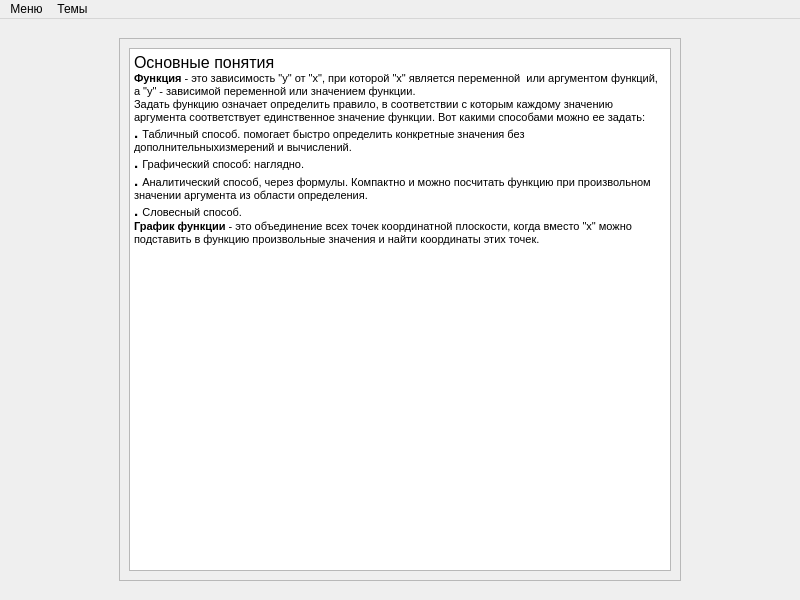
Old version of the form Data/Ui_files/Theory.ui in the repository Dianats34559/Double-E.
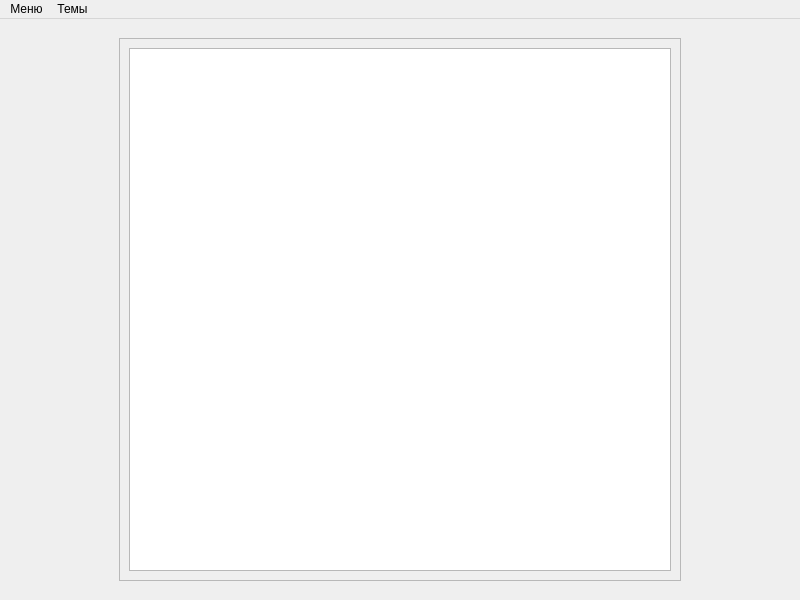
New version of the form.

Commit message: theory and practice dropers

The edit to the form file:
```diff
--- a/Data/Ui_files/Theory.ui
+++ b/Data/Ui_files/Theory.ui
@@ -66,19 +66,6 @@
           <item>
            <widget class="QTextBrowser" name="textBrowser">
             <property name="html">
-             <string>&lt;!DOCTYPE HTML PUBLIC &quot;-//W3C//DTD HTML 4.0//EN&quot; &quot;http://www.w3.org/TR/REC-html40/strict.dtd&quot;&gt;
-&lt;html&gt;&lt;head&gt;&lt;meta name=&quot;qrichtext&quot; content=&quot;1&quot; /&gt;&lt;style type=&quot;text/css&quot;&gt;
-p, li { white-space: pre-wrap; }
-&lt;/style&gt;&lt;/head&gt;&lt;body style=&quot; font-family:'MS Shell Dlg 2'; font-size:7.8pt; font-weight:400; font-style:normal;&quot;&gt;
-&lt;p style=&quot; margin-top:0px; margin-bottom:0px; margin-left:0px; margin-right:0px; -qt-block-indent:0; text-indent:0px;&quot;&gt;&lt;span style=&quot; font-size:12pt;&quot;&gt;Основные понятия&lt;/span&gt;&lt;/p&gt;
-&lt;p style=&quot; margin-top:0px; margin-bottom:0px; margin-left:0px; margin-right:0px; -qt-block-indent:0; text-indent:0px;&quot;&gt;&lt;span style=&quot; font-size:8pt; font-weight:600;&quot;&gt;Функция&lt;/span&gt;&lt;span style=&quot; font-size:8pt;&quot;&gt; - это зависимость &amp;quot;у&amp;quot; от &amp;quot;х&amp;quot;, при которой &amp;quot;х&amp;quot; является переменной  или аргументом функций, а &amp;quot;у&amp;quot; - зависимой переменной или значением функции.&lt;/span&gt;&lt;/p&gt;
-&lt;p style=&quot; margin-top:0px; margin-bottom:0px; margin-left:0px; margin-right:0px; -qt-block-indent:0; text-indent:0px;&quot;&gt;&lt;span style=&quot; font-size:8pt;&quot;&gt;Задать функцию означает определить правило, в соответствии с которым каждому значению аргумента соответствует единственное значение функции. Вот какими способами можно ее задать:&lt;/span&gt;&lt;/p&gt;
-&lt;p style=&quot; margin-top:0px; margin-bottom:0px; margin-left:0px; margin-right:0px; -qt-block-indent:0; text-indent:0px;&quot;&gt;&lt;span style=&quot; font-size:11pt; font-weight:600;&quot;&gt;. &lt;/span&gt;&lt;span style=&quot; font-size:8pt;&quot;&gt;Табличный способ. помогает быстро определить конкретные значения без дополнительныхизмерений и вычислений.&lt;/span&gt;&lt;/p&gt;
-&lt;p style=&quot; margin-top:0px; margin-bottom:0px; margin-left:0px; margin-right:0px; -qt-block-indent:0; text-indent:0px;&quot;&gt;&lt;span style=&quot; font-size:11pt; font-weight:600;&quot;&gt;. &lt;/span&gt;&lt;span style=&quot; font-size:8pt;&quot;&gt;Графический способ: наглядно.&lt;/span&gt;&lt;/p&gt;
-&lt;p style=&quot; margin-top:0px; margin-bottom:0px; margin-left:0px; margin-right:0px; -qt-block-indent:0; text-indent:0px;&quot;&gt;&lt;span style=&quot; font-size:11pt; font-weight:600;&quot;&gt;. &lt;/span&gt;&lt;span style=&quot; font-size:8pt;&quot;&gt;Аналитический способ, через формулы. Компактно и можно посчитать функцию при произвольном значении аргумента из области определения. &lt;/span&gt;&lt;/p&gt;
-&lt;p style=&quot; margin-top:0px; margin-bottom:0px; margin-left:0px; margin-right:0px; -qt-block-indent:0; text-indent:0px;&quot;&gt;&lt;span style=&quot; font-size:11pt; font-weight:600;&quot;&gt;. &lt;/span&gt;&lt;span style=&quot; font-size:8pt;&quot;&gt;Словесный способ.&lt;/span&gt;&lt;/p&gt;
-&lt;p style=&quot; margin-top:0px; margin-bottom:0px; margin-left:0px; margin-right:0px; -qt-block-indent:0; text-indent:0px;&quot;&gt;&lt;span style=&quot; font-size:8pt; font-weight:600;&quot;&gt;График функции &lt;/span&gt;&lt;span style=&quot; font-size:8pt;&quot;&gt;- это объединение всех точек координатной плоскости, когда вместо &amp;quot;х&amp;quot; можно подставить в функцию произвольные значения и найти координаты этих точек.&lt;/span&gt;&lt;/p&gt;
-&lt;p style=&quot;-qt-paragraph-type:empty; margin-top:0px; margin-bottom:0px; margin-left:0px; margin-right:0px; -qt-block-indent:0; text-indent:0px; font-size:8pt;&quot;&gt;&lt;br /&gt;&lt;/p&gt;&lt;/body&gt;&lt;/html&gt;</string>
             </property>
            </widget>
           </item>
```
Left out of the diff: 18 changed lines with no effect on the pictures. The commit also changes 2 other files.
